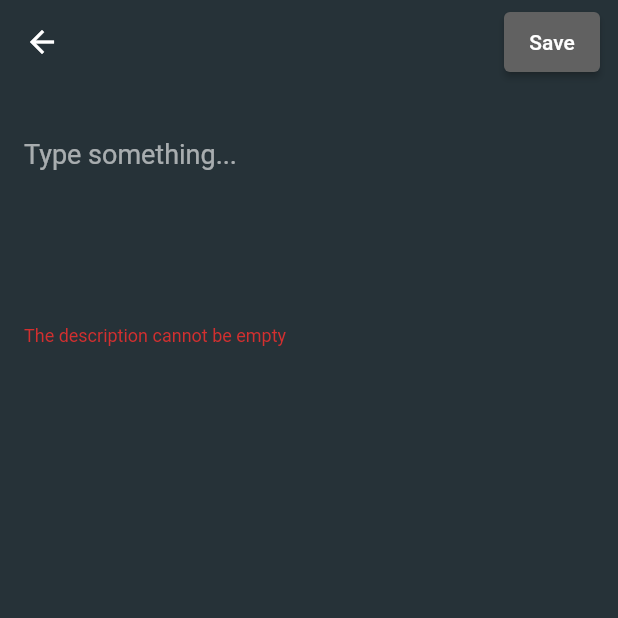
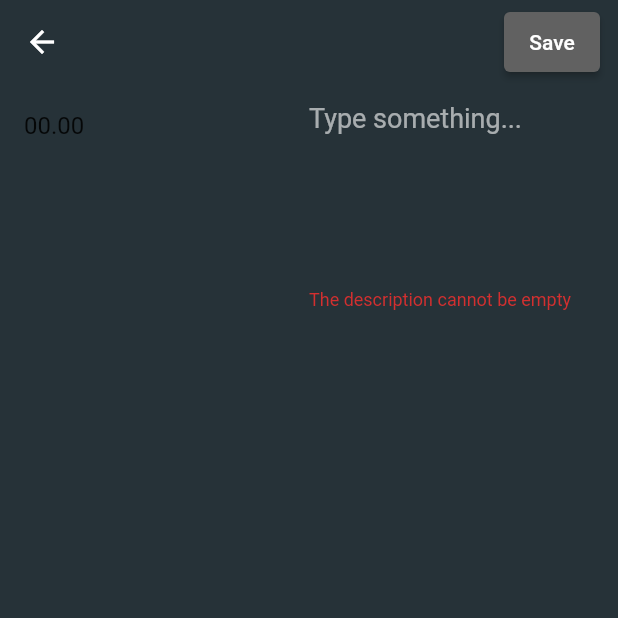
Before and after one commit to Vladyslava24/notes_calendar, a Flutter app: the AddEditNotePage screen opened directly, after a tap on "Save", on a phone screen of 412 x 824 dp, the top half of it. Run offline on Flutter 3.47's test engine with Material 2 defaults, Android fonts, the phone set to English and light mode, and no system bars; our stand-ins replace sqflite; missing offline and left inert: flutter_picker; accounts and stored records are empty.

Commit message:
Add flutter picker for time interface and reformat basic input form for notes

```diff
--- a/lib/widget/note_form_widget.dart
+++ b/lib/widget/note_form_widget.dart
@@ -1,4 +1,5 @@
 import 'package:flutter/material.dart';
+import 'package:flutter_picker/Picker.dart';
 
 class NoteFormWidget extends StatelessWidget {
   final String? description;
@@ -11,14 +12,35 @@ class NoteFormWidget extends StatelessWidget {
   }) : super(key: key);
 
   @override
-  Widget build(BuildContext context) => SingleChildScrollView(
-    child: Padding(
-      padding: EdgeInsets.all(16),
-      child: Column(
-        mainAxisSize: MainAxisSize.min,
-        children: [
-          Row(/*
-            children: [
+  Widget build(BuildContext context) => Row(
+    //child: Padding(
+      //padding: EdgeInsets.all(16),
+      //child: ListView(
+    textDirection: TextDirection.ltr,
+    crossAxisAlignment: CrossAxisAlignment.end,
+    verticalDirection: VerticalDirection.up,
+    mainAxisAlignment: MainAxisAlignment.start,
+          children: <Widget>[
+            Expanded(
+            child: ListTile(
+                title: Text('00.00'),
+            onTap: () {
+              showPickerNumberFormatValue(context);
+            },
+          ),
+          ),
+            Expanded(child:
+            //TextFormField(
+              //title: Text('Add new note'),
+              //onTap: () {
+                buildDescription(),
+             // },
+            //),
+            ),
+        //mainAxisSize: MainAxisSize.min,
+        //children: [
+          //Row(
+            /*children: [
               Switch(
                 value: isImportant ?? false,
                 onChanged: onChangedImportant,
@@ -33,14 +55,14 @@ class NoteFormWidget extends StatelessWidget {
                 ),
               )
             ], */
-          ),
+          //),
           //buildTitle(),
-          SizedBox(height: 8),
-          buildDescription(),
-          SizedBox(height: 16),
+          //SizedBox(height: 8),
+          //buildDescription(),
+          //SizedBox(height: 16),
         ],
-      ),
-    ),
+      //),
+    //),
   );
 
   /*Widget buildTitle() => TextFormField(
@@ -61,6 +83,39 @@ class NoteFormWidget extends StatelessWidget {
     onChanged: onChangedTitle,
   );*/
 
+  showPickerNumberFormatValue(BuildContext context) {
+    Picker(
+        adapter: NumberPickerAdapter(data: [
+          NumberPickerColumn(
+              begin: 0,
+              end: 23,
+              onFormatValue: (v) {
+                return v < 10 ? "0$v" : "$v";
+              }
+          ),
+          NumberPickerColumn(begin: 0, end: 60,
+              onFormatValue: (v) {
+                return v < 10 ? "0$v" : "$v";
+              }
+          ),
+        ]),
+        delimiter: [
+          PickerDelimiter(child: Container(
+            width: 30.0,
+            alignment: Alignment.center,
+            child: Icon(Icons.more_vert),
+          ))
+        ],
+        hideHeader: true,
+        title: Text("Please Select"),
+        selectedTextStyle: TextStyle(color: Colors.blue),
+        onConfirm: (Picker picker, List value) {
+          print(value.toString());
+          print(picker.getSelectedValues());
+        }
+    ).showDialog(context);
+  }
+
   Widget buildDescription() => TextFormField(
     maxLines: 5,
     initialValue: description,
--- a/pubspec.yaml
+++ b/pubspec.yaml
@@ -31,6 +31,10 @@ dependencies:
 
   # display todos in grid
   flutter_staggered_grid_view: ^0.4.0-nullsafety.3
+
+  # add this line to your dependencies
+  flutter_picker:
+    git: git://github.com/yangyxd/flutter_picker.git
 
   # The following adds the Cupertino Icons font to your application.
   # Use with the CupertinoIcons class for iOS style icons.
```
Also changed, not shown: pubspec.lock.
